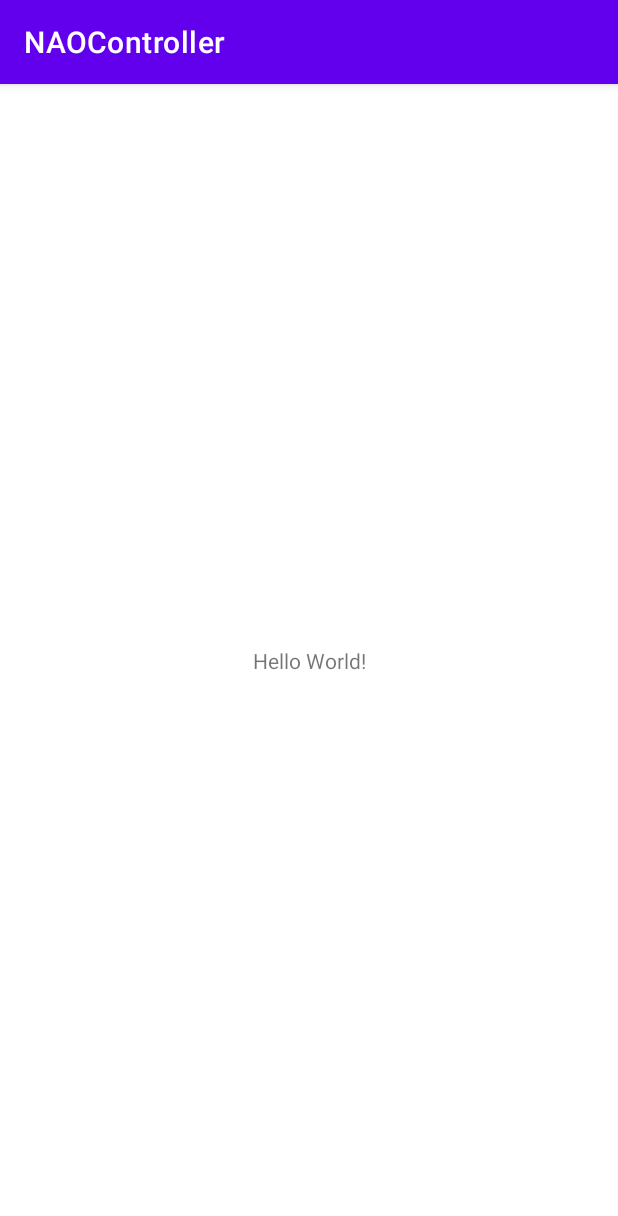
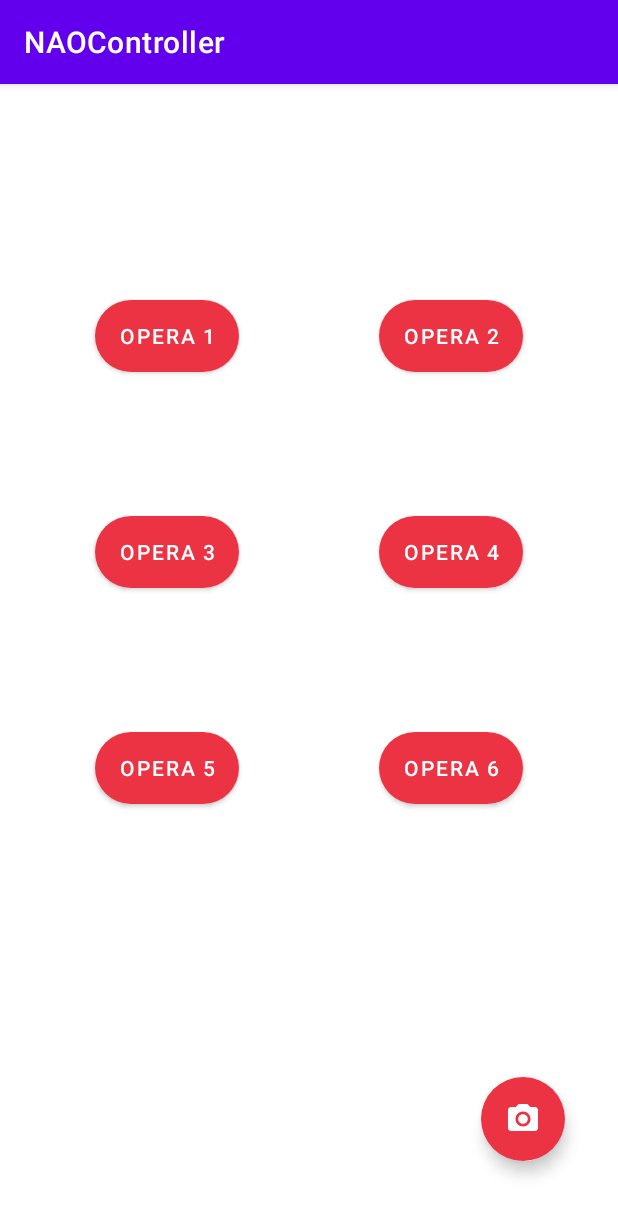
Before and after one commit to NaoNexus/ChallengeNao22, an Android app: the screen it shows after launch (MainActivity before the commit, Nao_buttons after it), on a phone screen of 412 x 824 dp. Shown: the top 1216 px of the screen. Run offline under Robolectric (Android 15) with nearby library versions, the phone set to English and light mode, and no system bars.

Commit message:
Aggiornato l'sdk dell'app e implementata con successo la condivisione di stringhe online

```diff
--- a/NAOController/app/build.gradle
+++ b/NAOController/app/build.gradle
@@ -8,7 +8,7 @@ android {
 
     defaultConfig {
         applicationId "com.example.naocontroller"
-        minSdkVersion 16
+        minSdkVersion 25
         targetSdkVersion 30
         versionCode 1
         versionName "1.0"
--- a/NAOController/app/src/main/AndroidManifest.xml
+++ b/NAOController/app/src/main/AndroidManifest.xml
@@ -2,6 +2,7 @@
 <manifest xmlns:android="http://schemas.android.com/apk/res/android"
     package="com.example.naocontroller">
 
+    <uses-permission android:name="android.permission.INTERNET"/>
     <application
         android:allowBackup="true"
         android:icon="@mipmap/ic_launcher"
@@ -9,6 +10,9 @@
         android:roundIcon="@mipmap/ic_launcher_round"
         android:supportsRtl="true"
         android:theme="@style/Theme.NAOController">
+        <activity
+            android:name=".Nao_buttons"
+            android:exported="false" />
         <activity android:name=".MainActivity">
             <intent-filter>
                 <action android:name="android.intent.action.MAIN" />
--- a/NAOController/app/src/main/java/com/example/naocontroller/MainActivity.java
+++ b/NAOController/app/src/main/java/com/example/naocontroller/MainActivity.java
@@ -2,6 +2,7 @@ package com.example.naocontroller;
 
 import androidx.appcompat.app.AppCompatActivity;
 
+import android.content.Intent;
 import android.os.Bundle;
 
 public class MainActivity extends AppCompatActivity {
@@ -10,5 +11,10 @@ public class MainActivity extends AppCompatActivity {
     protected void onCreate(Bundle savedInstanceState) {
         super.onCreate(savedInstanceState);
         setContentView(R.layout.activity_main);
+
+
+        Intent intent = new Intent(MainActivity.this, Nao_buttons.class);
+        startActivity(intent);
+        finish();
     }
 }
--- /dev/null
+++ b/NAOController/app/src/main/java/com/example/naocontroller/Message_sender.java
@@ -0,0 +1,27 @@
+package com.example.naocontroller;
+
+import android.os.AsyncTask;
+import java.io.PrintWriter;
+import java.net.Socket;
+
+public class Message_sender extends AsyncTask<String, Void, Void> {
+
+
+    @Override
+    protected Void doInBackground(String[] strings) {
+
+        try {
+
+            Socket socket = new Socket("192.168.0.00", 5050);
+            PrintWriter writer = new PrintWriter(socket.getOutputStream(), true);
+            writer.println(strings[0]);
+
+            writer.close();
+            socket.close();
+
+        } catch (Exception e) {
+            e.printStackTrace();
+        }
+        return null;
+    }
+}
--- /dev/null
+++ b/NAOController/app/src/main/java/com/example/naocontroller/Nao_buttons.java
@@ -0,0 +1,58 @@
+package com.example.naocontroller;
+
+import androidx.appcompat.app.AppCompatActivity;
+import android.os.Bundle;
+import android.widget.Button;
+
+
+public class Nao_buttons extends AppCompatActivity {
+
+    Button btn_opera_1,
+            btn_opera_2,
+            btn_opera_3,
+            btn_opera_4,
+            btn_opera_5,
+            btn_opera_6;
+
+
+    @Override
+    protected void onCreate(Bundle savedInstanceState) {
+        super.onCreate(savedInstanceState);
+        setContentView(R.layout.activity_nao_buttons);
+
+
+        btn_opera_1 = findViewById(R.id.btn_1);
+        btn_opera_2 = findViewById(R.id.btn_2);
+        btn_opera_3 = findViewById(R.id.btn_3);
+        btn_opera_4 = findViewById(R.id.btn_4);
+        btn_opera_5 = findViewById(R.id.btn_5);
+        btn_opera_6 = findViewById(R.id.btn_6);
+
+
+        btn_opera_1.setOnClickListener(v ->
+                data_sender("1")
+        );
+        btn_opera_2.setOnClickListener(v ->
+                data_sender("2")
+        );
+        btn_opera_3.setOnClickListener(v ->
+                data_sender("3")
+        );
+        btn_opera_4.setOnClickListener(v ->
+                data_sender("4")
+        );
+        btn_opera_5.setOnClickListener(v ->
+                data_sender("5")
+        );
+        btn_opera_6.setOnClickListener(v ->
+                data_sender("6")
+        );
+    }
+
+
+    private void data_sender(String message) {
+
+        Message_sender bg_void = new Message_sender();
+        bg_void.execute(message);
+    }
+}
--- /dev/null
+++ b/NAOController/app/src/main/res/drawable-v24/button_bg.xml
@@ -0,0 +1,8 @@
+<?xml version="1.0" encoding="utf-8"?>
+<shape xmlns:android="http://schemas.android.com/apk/res/android">
+
+    <corners android:radius="30dp"/>
+    <solid android:color="#EC3344"/>
+
+
+</shape>
--- /dev/null
+++ b/NAOController/app/src/main/res/drawable/camera_button_image.xml
@@ -0,0 +1,13 @@
+<vector xmlns:android="http://schemas.android.com/apk/res/android"
+    android:width="24dp"
+    android:height="24dp"
+    android:viewportWidth="24"
+    android:viewportHeight="24"
+    android:tint="#FFFFFF">
+  <path
+      android:fillColor="@android:color/white"
+      android:pathData="M12,12m-3.2,0a3.2,3.2 0,1 1,6.4 0a3.2,3.2 0,1 1,-6.4 0"/>
+  <path
+      android:fillColor="@android:color/white"
+      android:pathData="M9,2L7.17,4L4,4c-1.1,0 -2,0.9 -2,2v12c0,1.1 0.9,2 2,2h16c1.1,0 2,-0.9 2,-2L22,6c0,-1.1 -0.9,-2 -2,-2h-3.17L15,2L9,2zM12,17c-2.76,0 -5,-2.24 -5,-5s2.24,-5 5,-5 5,2.24 5,5 -2.24,5 -5,5z"/>
+</vector>
--- a/NAOController/app/src/main/res/layout/activity_main.xml
+++ b/NAOController/app/src/main/res/layout/activity_main.xml
@@ -7,6 +7,7 @@
     tools:context=".MainActivity">
 
     <TextView
+        android:id="@+id/textView"
         android:layout_width="wrap_content"
         android:layout_height="wrap_content"
         android:text="Hello World!"
@@ -15,4 +16,5 @@
         app:layout_constraintRight_toRightOf="parent"
         app:layout_constraintTop_toTopOf="parent" />
 
+
 </androidx.constraintlayout.widget.ConstraintLayout>
--- /dev/null
+++ b/NAOController/app/src/main/res/layout/activity_nao_buttons.xml
@@ -0,0 +1,110 @@
+<?xml version="1.0" encoding="utf-8"?>
+<androidx.constraintlayout.widget.ConstraintLayout xmlns:android="http://schemas.android.com/apk/res/android"
+    xmlns:app="http://schemas.android.com/apk/res-auto"
+    xmlns:tools="http://schemas.android.com/tools"
+    android:layout_width="match_parent"
+    android:layout_height="match_parent"
+    tools:context=".Nao_buttons">
+
+    <Button
+        android:id="@+id/btn_1"
+        android:textColor="@color/white"
+        android:layout_width="wrap_content"
+        android:layout_height="wrap_content"
+        app:layout_constraintBottom_toBottomOf="parent"
+        app:layout_constraintEnd_toEndOf="parent"
+        app:layout_constraintStart_toStartOf="parent"
+        app:layout_constraintTop_toTopOf="parent"
+        app:layout_constraintHorizontal_bias=".2"
+        app:layout_constraintVertical_bias=".2"
+        android:background="@drawable/button_bg"
+        app:backgroundTint="@null"
+        android:text="opera 1"/>
+
+    <Button
+        android:id="@+id/btn_2"
+        android:layout_width="wrap_content"
+        android:layout_height="wrap_content"
+        app:layout_constraintBottom_toBottomOf="parent"
+        app:layout_constraintEnd_toEndOf="parent"
+        app:layout_constraintStart_toStartOf="parent"
+        app:layout_constraintTop_toTopOf="parent"
+        app:layout_constraintHorizontal_bias=".8"
+        app:layout_constraintVertical_bias=".2"
+        android:background="@drawable/button_bg"
+        app:backgroundTint="@null"
+        android:text="opera 2"/>
+
+    <Button
+        android:id="@+id/btn_3"
+        android:layout_width="wrap_content"
+        android:layout_height="wrap_content"
+        app:layout_constraintBottom_toBottomOf="parent"
+        app:layout_constraintEnd_toEndOf="parent"
+        app:layout_constraintStart_toStartOf="parent"
+        app:layout_constraintTop_toTopOf="parent"
+        app:layout_constraintHorizontal_bias=".2"
+        app:layout_constraintVertical_bias=".4"
+        android:background="@drawable/button_bg"
+        app:backgroundTint="@null"
+        android:text="opera 3"/>
+
+    <Button
+        android:id="@+id/btn_4"
+        android:layout_width="wrap_content"
+        android:layout_height="wrap_content"
+        app:layout_constraintBottom_toBottomOf="parent"
+        app:layout_constraintEnd_toEndOf="parent"
+        app:layout_constraintStart_toStartOf="parent"
+        app:layout_constraintTop_toTopOf="parent"
+        app:layout_constraintHorizontal_bias=".8"
+        app:layout_constraintVertical_bias=".4"
+        android:background="@drawable/button_bg"
+        app:backgroundTint="@null"
+        android:text="opera 4"/>
+
+    <Button
+        android:id="@+id/btn_5"
+        android:layout_width="wrap_content"
+        android:layout_height="wrap_content"
+        app:layout_constraintBottom_toBottomOf="parent"
+        app:layout_constraintEnd_toEndOf="parent"
+        app:layout_constraintStart_toStartOf="parent"
+        app:layout_constraintTop_toTopOf="parent"
+        app:layout_constraintHorizontal_bias=".2"
+        app:layout_constraintVertical_bias=".6"
+        android:background="@drawable/button_bg"
+        app:backgroundTint="@null"
+        android:text="opera 5"/>
+
+    <Button
+        android:id="@+id/btn_6"
+        android:layout_width="wrap_content"
+        android:layout_height="wrap_content"
+        app:layout_constraintBottom_toBottomOf="parent"
+        app:layout_constraintEnd_toEndOf="parent"
+        app:layout_constraintStart_toStartOf="parent"
+        app:layout_constraintTop_toTopOf="parent"
+        app:layout_constraintHorizontal_bias=".8"
+        app:layout_constraintVertical_bias=".6"
+        android:background="@drawable/button_bg"
+        app:backgroundTint="@null"
+        android:text="opera 6"/>
+
+    <com.google.android.material.floatingactionbutton.FloatingActionButton
+        android:id="@+id/btn_camera"
+        android:layout_width="wrap_content"
+        android:layout_height="wrap_content"
+        android:backgroundTint="#EC3344"
+        android:elevation="10dp"
+        android:src="@drawable/camera_button_image"
+        app:borderWidth="0dp"
+        app:layout_constraintBottom_toBottomOf="parent"
+        app:layout_constraintEnd_toEndOf="parent"
+        app:layout_constraintHorizontal_bias=".9"
+        app:layout_constraintStart_toStartOf="parent"
+        app:layout_constraintTop_toTopOf="parent"
+        app:layout_constraintVertical_bias=".93"
+        app:tint="@null" />
+
+</androidx.constraintlayout.widget.ConstraintLayout>
--- a/NAOController/build.gradle
+++ b/NAOController/build.gradle
@@ -5,7 +5,7 @@ buildscript {
         jcenter()
     }
     dependencies {
-        classpath "com.android.tools.build:gradle:4.1.2"
+        classpath 'com.android.tools.build:gradle:7.0.4'
 
         // NOTE: Do not place your application dependencies here; they belong
         // in the individual module build.gradle files
```
Also changed, not shown: NAOController/gradle/wrapper/gradle-wrapper.properties.
